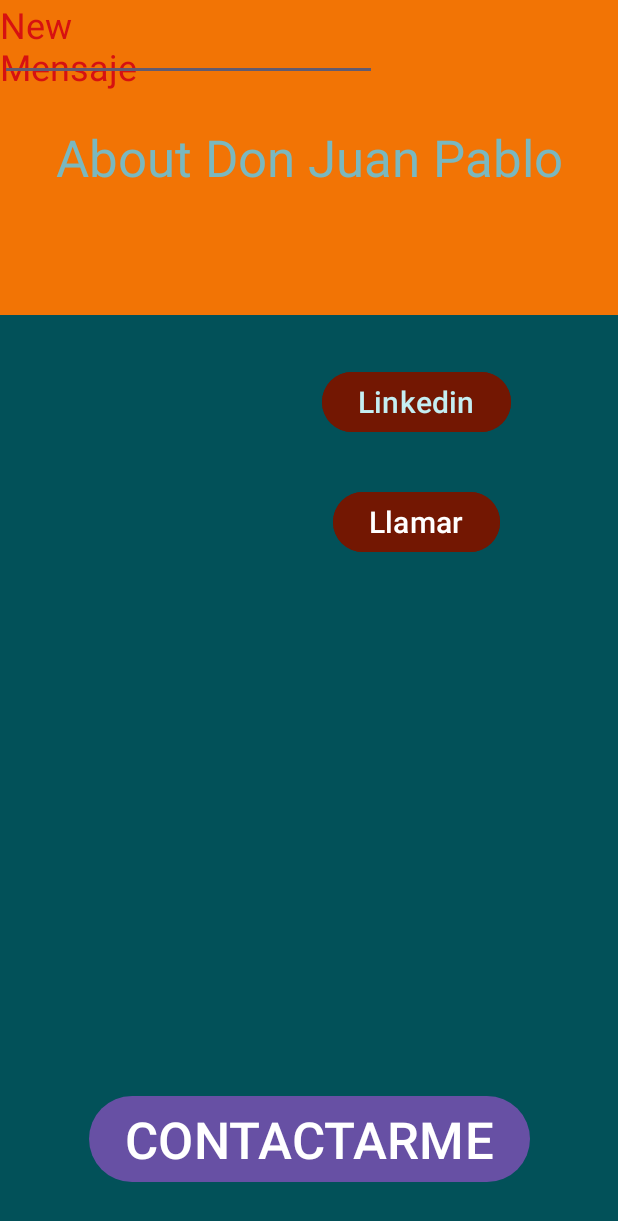
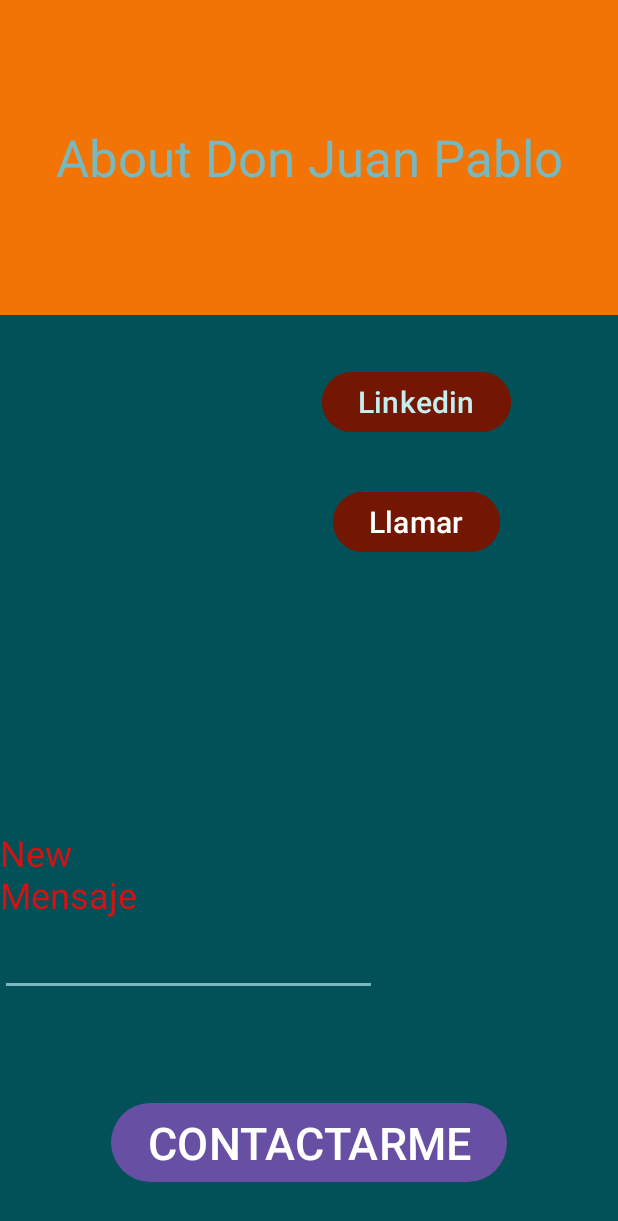
Before and after one commit to JpVargass/modulo4_SprintFinal, an Android app: the SecondActivity screen opened directly, with no data from a screen before it, after a tap on "CONTACTARME", on a phone screen of 412 x 824 dp. Shown: the top 1221 px of the screen. Run offline under Robolectric (Android 15) with nearby library versions, the phone set to English and light mode, and no system bars.

Commit message:
se implementa mensaje y correo

```diff
--- a/app/src/main/java/cl/jpvs/modulo4_sprintfinal/SecondActivity.java
+++ b/app/src/main/java/cl/jpvs/modulo4_sprintfinal/SecondActivity.java
@@ -39,19 +39,20 @@ public class SecondActivity extends AppCompatActivity {
 
             }
         });
+        cl.jpvs.modulo4_sprintfinal.databinding.ActivitySecondBinding finalBinding = binding;
         binding.btnCorreo.setOnClickListener(new View.OnClickListener() {
             @Override
             public void onClick(View view) {
 
-                String msj = binding.editTextTextMsjEmail.getText().toString();
-
+                String message = finalBinding.editTextTextMsjEmail.getText().toString();
+                String[] to ={"jpvargass@gmail.com"};
                 Intent intent = new Intent(Intent.ACTION_SEND);
                 intent.setType("text/plain");
 
-                intent.putExtra(Intent.EXTRA_EMAIL, "jpvargass@gmail.com");
+                intent.putExtra(Intent.EXTRA_EMAIL, to);
                 intent.putExtra(Intent.EXTRA_CC, "");
                 intent.putExtra(Intent.EXTRA_SUBJECT, "Asunto del mensaje");
-                intent.putExtra(Intent.EXTRA_TEXT, msj);
+                intent.putExtra(Intent.EXTRA_TEXT, message);
 
                 startActivity(Intent.createChooser(intent, "Enviar correo electrónico a través de: "));
 
--- a/app/src/main/res/layout/activity_second.xml
+++ b/app/src/main/res/layout/activity_second.xml
@@ -58,7 +58,7 @@
         android:layout_height="wrap_content"
         android:layout_marginBottom="32dp"
         android:text="CONTACTARME"
-        android:textSize="34sp"
+        android:textSize="30sp"
         app:layout_constraintBottom_toBottomOf="parent"
         app:layout_constraintEnd_toEndOf="parent"
         app:layout_constraintStart_toStartOf="parent" />
@@ -70,15 +70,21 @@
         android:text="New Mensaje"
         android:textColor="#D61111"
         android:textSize="24sp"
-        tools:layout_editor_absoluteX="46dp"
-        tools:layout_editor_absoluteY="452dp" />
+        app:layout_constraintBottom_toBottomOf="parent"
+        app:layout_constraintTop_toBottomOf="@+id/textView"
+        app:layout_constraintVertical_bias="0.638"
+        tools:layout_editor_absoluteX="39dp" />
 
     <EditText
         android:id="@+id/editTextTextMsjEmail"
         android:layout_width="251dp"
         android:layout_height="54dp"
+        android:layout_marginBottom="160dp"
+        android:backgroundTint="@color/paleta3"
         android:ems="10"
         android:inputType="text"
-        tools:layout_editor_absoluteX="82dp"
-        tools:layout_editor_absoluteY="543dp" />
+        app:layout_constraintBottom_toBottomOf="parent"
+        app:layout_constraintEnd_toEndOf="@+id/textView2"
+        app:layout_constraintHorizontal_bias="0.0"
+        app:layout_constraintStart_toStartOf="@+id/textView2" />
 </androidx.constraintlayout.widget.ConstraintLayout>
```
